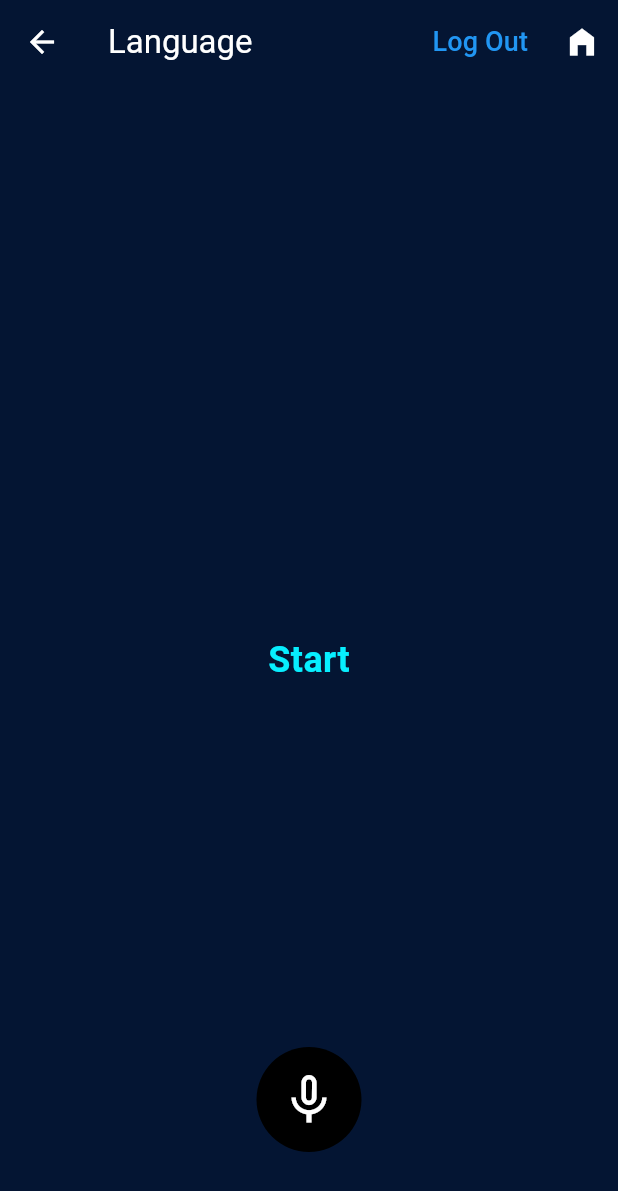
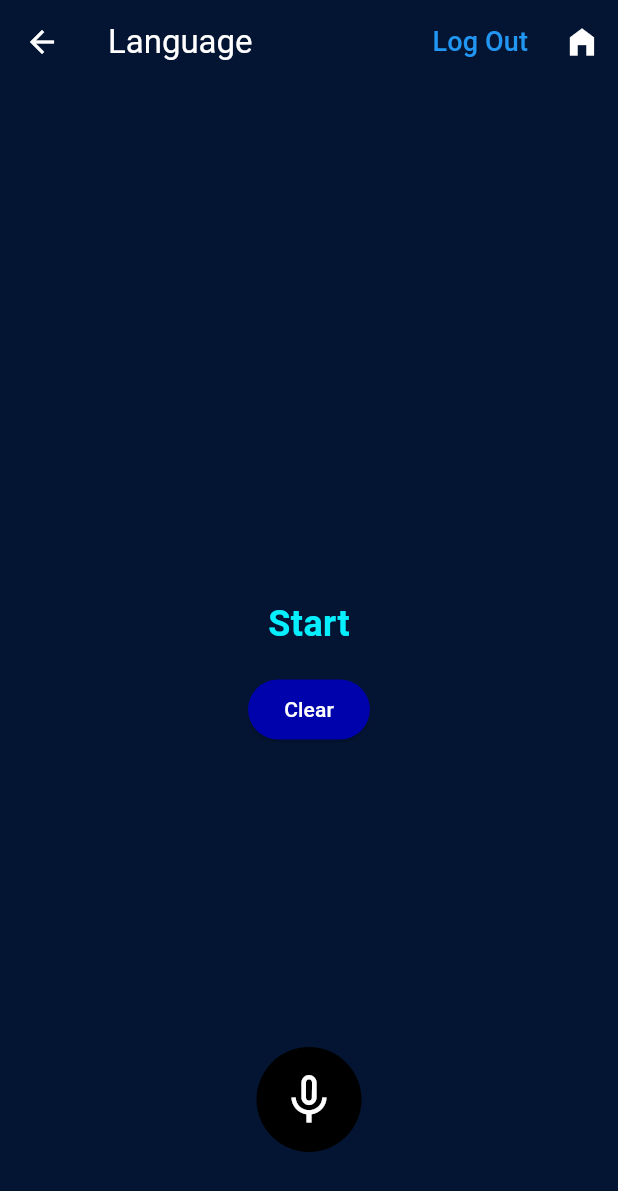
Before and after one commit to adeeshajayasinghe/talk-together, a Flutter app: the SpeechScreen screen opened directly, on a phone screen of 412 x 824 dp. Shown: the top 1191 px of the screen. Run offline on Flutter 3.47's test engine with Material 3 defaults, Android fonts, the phone set to English and light mode, and no system bars; drawn by our look-alikes of avatar_glow; our stand-ins replace cloud_firestore, firebase_auth, firebase_core, flutter_contacts, flutter_svg, flutter_tts and 4 more; missing offline and left inert: country_flags, telephony, translator; accounts and stored records are empty.

Commit message:
add clear button

```diff
--- a/lib/pages/speechToText.dart
+++ b/lib/pages/speechToText.dart
@@ -89,14 +89,32 @@ class _SpeechScreenState extends State<SpeechScreen> {
                 },
                 icon: const Icon(Icons.home_filled))
           ]),
-      body: Container(
-        padding: EdgeInsets.symmetric(horizontal: 24, vertical: 16),
-        alignment: Alignment.center,
-        child: Text(
-          text,
-          style: const TextStyle(
-              color: Color.fromARGB(255, 7, 238, 255), fontWeight: FontWeight.bold, fontSize: 24),
-        ),
+      body: Column(
+        mainAxisAlignment: MainAxisAlignment.center,
+        children: [
+          Container(
+            padding: const EdgeInsets.symmetric(horizontal: 24, vertical: 16),
+            alignment: Alignment.center,
+            child: Text(
+              text,
+              style: const TextStyle(
+                  color: Color.fromARGB(255, 7, 238, 255),
+                  fontWeight: FontWeight.bold,
+                  fontSize: 24),
+            ),
+          ),
+           ElevatedButton(
+            style: const ButtonStyle(
+              backgroundColor: MaterialStatePropertyAll(Color.fromARGB(255, 0, 3, 172)),
+            ),
+            onPressed: () {
+              setState(() {
+                text = '';
+              });
+            },
+            child: const Text('Clear',style: TextStyle(color: Colors.white),),
+          ),
+        ],
       ),
     );
   }
```
